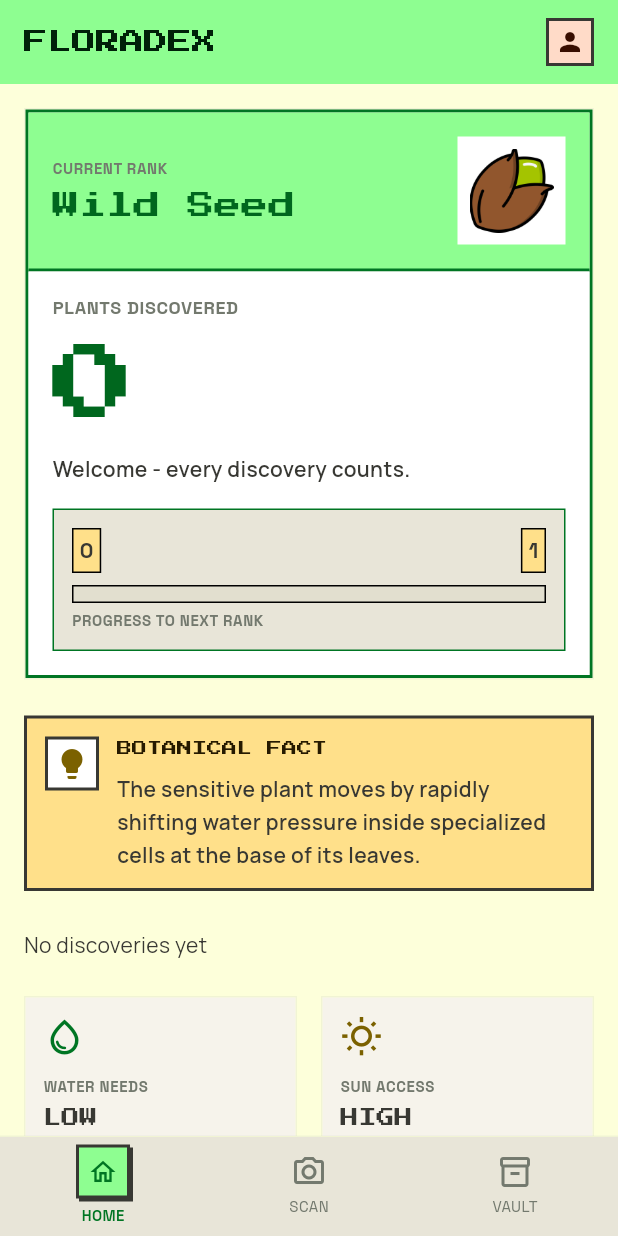
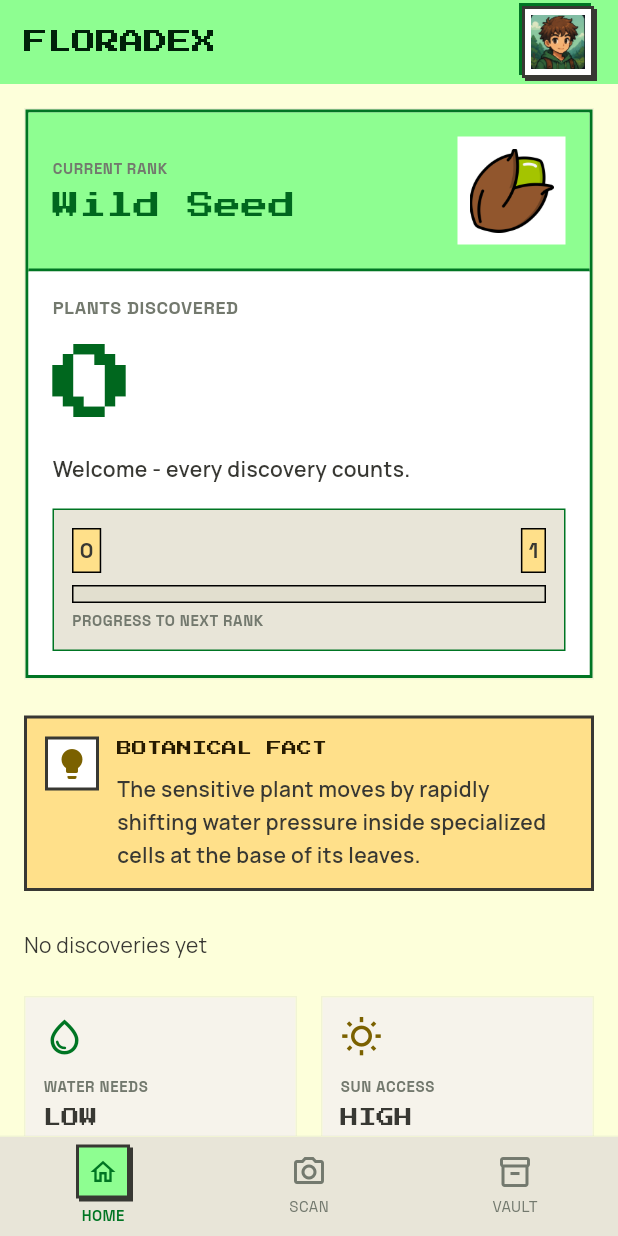
Before and after one commit to samyakrajgruhi/Floradex, a Flutter app: the screen it shows after launch, on a phone screen of 412 x 824 dp. Run offline on Flutter 3.47's test engine with Material 3 defaults, Android fonts, the phone set to English and light mode, and no system bars; our stand-ins replace camera, flutter_dotenv, google_fonts, hive, hive_flutter, image_picker; missing offline and left inert: langchain, langchain_google; accounts and stored records are empty.

Commit message:
- match the main header profile icon with the researcher profile design - refresh the header profile image after returning from the profile screen

```diff
--- a/lib/main.dart
+++ b/lib/main.dart
@@ -4,12 +4,15 @@ import 'package:floradex/screens/dashboard.dart';
 import 'package:floradex/screens/debug_vault_screen.dart';
 import 'package:floradex/screens/researcher_profile.dart';
 import 'package:floradex/screens/scanner.dart';
+import 'package:floradex/services/user_service.dart';
 import 'package:flutter/material.dart';
 import 'package:floradex/theme/app_theme.dart';
+import 'package:flutter/semantics.dart';
 import 'package:flutter_dotenv/flutter_dotenv.dart';
 import 'package:hive_flutter/hive_flutter.dart';
 import 'package:floradex/models/plant_record.dart';
 import 'package:uuid/uuid.dart';
+import 'dart:io';
 
 late final UserInfo currentUser;
 
@@ -70,6 +73,10 @@ class MainScreen extends StatefulWidget {
 }
 
 class _MainScreenState extends State<MainScreen> {
+  final UserService _userService = UserService();
+
+  String _profileImagePath = 'assets/default_profile/male1.png';
+  File? _profileGalleryImage;
   int _currentIndex = 0;
 
   late final List<Widget> _pages;
@@ -77,6 +84,7 @@ class _MainScreenState extends State<MainScreen> {
   @override
   void initState() {
     super.initState();
+    _loadProfileImage();
     _pages = [
       DashboardPage(
         onViewAllTap: () {
@@ -90,27 +98,56 @@ class _MainScreenState extends State<MainScreen> {
     ];
   }
 
+  Future<void> _loadProfileImage() async {
+    final user = await _userService.getUserInfo();
+    final savedPath = user.profileImagePath.isEmpty
+        ? 'assets/default_profile/male1.png'
+        : user.profileImagePath;
+
+    if (!mounted) return;
+
+    setState(() {
+      if (savedPath.startsWith('assets/')) {
+        _profileImagePath = savedPath;
+        _profileGalleryImage = null;
+      } else {
+        _profileGalleryImage = File(savedPath);
+      }
+    });
+  }
+
+  ImageProvider<Object> _buildProfileImageProvider() {
+    if (_profileGalleryImage != null) {
+      return FileImage(_profileGalleryImage!);
+    }
+    return AssetImage(_profileImagePath);
+  }
+
   @override
   Widget build(BuildContext context) {
     return Scaffold(
       appBar: AppBar(
         title: const Text('FLORADEX'),
         actions: [
-          Container(
-            margin: const EdgeInsets.only(right: AppTheme.space4),
-            alignment: Alignment.center,
+          Padding(
+            padding: const EdgeInsets.only(right: AppTheme.space4),
+            child: Center(
               child: InkWell(
-              onTap: () {
+                onTap: () async {
                   if (_currentIndex == 1) {
                     setState(() {
                       _currentIndex = 0;
                     });
                   }
-                Navigator.of(context).push(
+
+                  await Navigator.of(context).push(
                     MaterialPageRoute(
-                    builder: (_) => ResearcherProfileScreen(user: currentUser),
+                      builder: (_) =>
+                          ResearcherProfileScreen(user: currentUser),
                     ),
                   );
+
+                  await _loadProfileImage();
                 },
                 onLongPress: () {
                   if (_currentIndex == 1) {
@@ -118,21 +155,35 @@ class _MainScreenState extends State<MainScreen> {
                       _currentIndex = 0;
                     });
                   }
+
                   Navigator.of(
                     context,
                   ).push(MaterialPageRoute(builder: (_) => DebugVaultScreen()));
                 },
                 child: Container(
-                width: 32,
-                height: 32,
+                  width: 48,
+                  height: 48,
                   decoration: BoxDecoration(
-                  color: AppTheme.secondaryContainer,
+                    color: AppTheme.surfaceContainerLowest,
                     border: Border.all(color: AppTheme.onSurface, width: 2),
+                    boxShadow: const [
+                      BoxShadow(
+                        color: AppTheme.primary,
+                        offset: Offset(-2, -2),
                       ),
-                child: const Icon(
-                  Icons.person,
-                  size: 20,
-                  color: AppTheme.onSecondaryContainer,
+                      BoxShadow(
+                        color: AppTheme.onSurface,
+                        offset: Offset(2, 2),
+                      ),
+                    ],
+                  ),
+                  child: Padding(
+                    padding: const EdgeInsets.all(AppTheme.space1),
+                    child: Image(
+                      image: _buildProfileImageProvider(),
+                      fit: BoxFit.cover,
+                    ),
+                  ),
                 ),
               ),
             ),
--- a/lib/models/user_info.dart
+++ b/lib/models/user_info.dart
@@ -19,5 +19,5 @@ class UserInfo extends HiveObject {
   late int userProgress;
 
   @HiveField(5)
-  late String profileImagePath;
+  String profileImagePath = 'assets/default_profile/male1.png';
 }
```
Also changed, not shown: lib/models/user_info.g.dart. Lines whose indentation alone changed are shown as unchanged.
